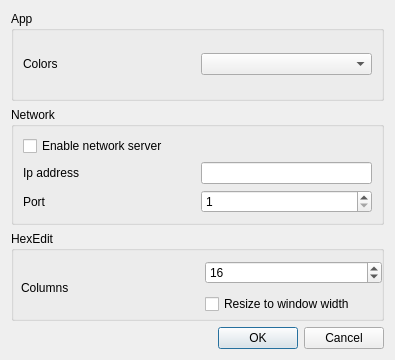
The window that src/ui/optionsdialog.ui (codilime/veles) describes before a commit, drawn with Qt 5.
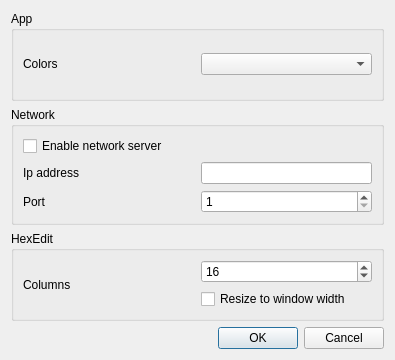
The same window after the commit.

Commit message: Layout of OptionsDialog fixed.

Diff of the .ui file:
```diff
--- a/src/ui/optionsdialog.ui
+++ b/src/ui/optionsdialog.ui
@@ -111,15 +111,8 @@
      <property name="title">
       <string>HexEdit</string>
      </property>
-     <widget class="QWidget" name="horizontalLayoutWidget">
-      <property name="geometry">
-       <rect>
-        <x>10</x>
-        <y>26</y>
-        <width>361</width>
-        <height>61</height>
-       </rect>
-      </property>
+     <layout class="QVBoxLayout" name="verticalLayout_3">
+      <item>
       <layout class="QHBoxLayout" name="horizontalLayout_2">
        <item>
         <widget class="QLabel" name="hexColumnsLabel">
@@ -150,7 +143,8 @@
         </layout>
        </item>
       </layout>
-     </widget>
+      </item>
+     </layout>
     </widget>
    </item>
    <item>
```
Lines whose indentation alone changed are shown as unchanged.
